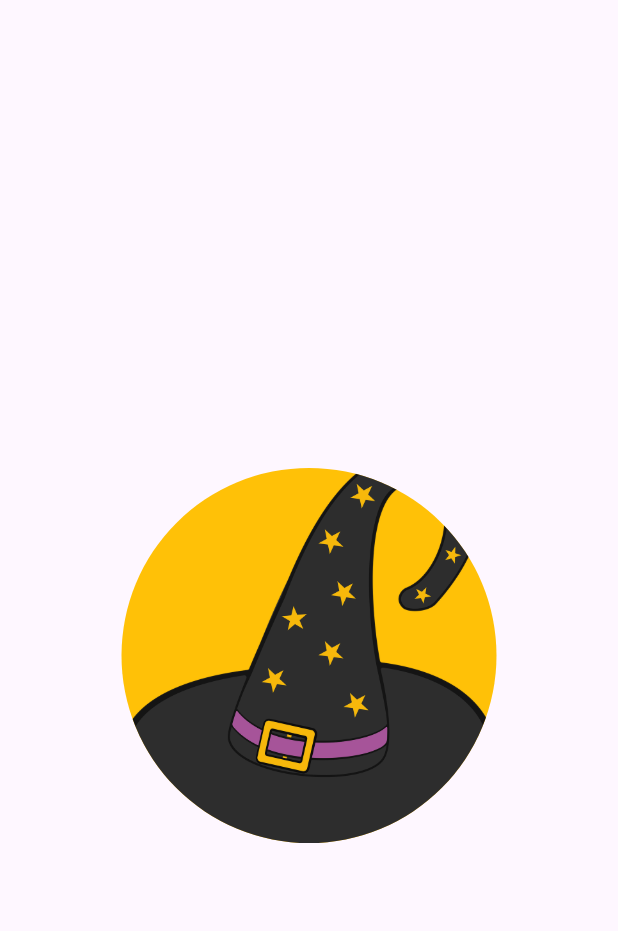
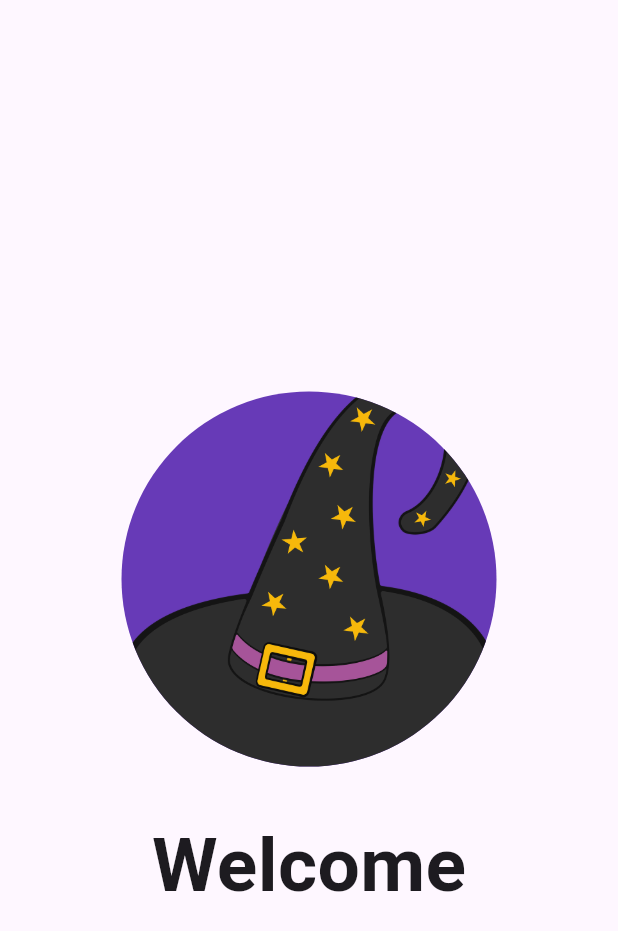
Before and after one commit to Hartamatamatama/tugas_week_5_1123150117, a Flutter app: the screen it shows after launch, on a phone screen of 412 x 824 dp. Shown: the top 931 px of the screen. Run offline on Flutter 3.47's test engine with Material 3 defaults, Android fonts, the phone set to English and light mode, and no system bars.

Commit message:
Update Membuat Teks Welcome dibawah gambar

```diff
--- a/lib/screen/splash_screen_1.dart
+++ b/lib/screen/splash_screen_1.dart
@@ -16,7 +16,7 @@ class SplashScreen1 extends StatelessWidget {
               height: 250,
               decoration: BoxDecoration(
                 shape: BoxShape.circle,
-                color: Colors.amber,
+                color: Colors.deepPurple,
                 image: DecorationImage(
                   fit: BoxFit.cover,
                   image: AssetImage('assets/images/image1.png'),
@@ -24,6 +24,11 @@ class SplashScreen1 extends StatelessWidget {
               ),
             ),
             //tambahkan disini untuk widget widget lainnya nanti
+            SizedBox(height: 30),
+            Text(
+              'Welcome',
+              style: TextStyle(fontSize: 50, fontWeight: FontWeight.bold),
+            ),
           ],
         ),
       ),
```
